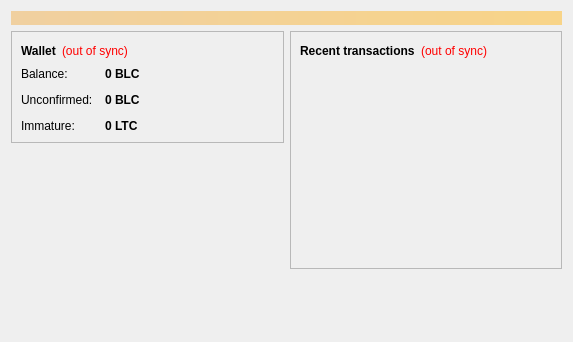
Before: the Qt Designer form src/qt/forms/overviewpage.ui in deadpoets/prospercoin, drawn with Qt 5.
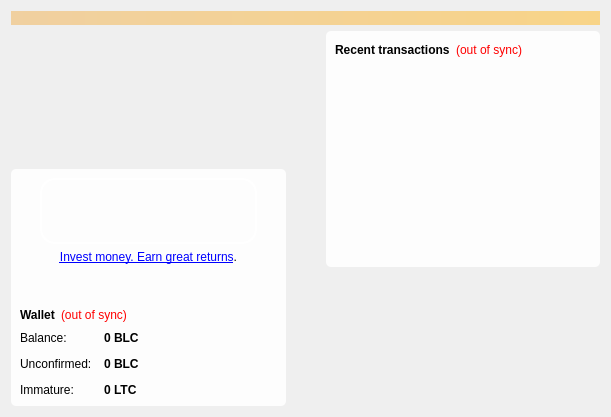
After: the same form once the commit is applied. Icons and pictures are not drawn.

Commit message: Visual overhaul demo 1. Prosper cobrand.

Diff of the .ui file:
```diff
--- a/src/qt/forms/overviewpage.ui
+++ b/src/qt/forms/overviewpage.ui
@@ -6,13 +6,19 @@
    <rect>
     <x>0</x>
     <y>0</y>
-    <width>573</width>
-    <height>342</height>
+    <width>611</width>
+    <height>417</height>
    </rect>
   </property>
   <property name="windowTitle">
    <string>Form</string>
   </property>
+  <property name="autoFillBackground">
+   <bool>false</bool>
+  </property>
+  <property name="styleSheet">
+   <string notr="true"/>
+  </property>
   <layout class="QVBoxLayout" name="topLayout">
    <item>
     <widget class="QLabel" name="labelAlerts">
@@ -31,11 +37,42 @@
     </widget>
    </item>
    <item>
-    <layout class="QHBoxLayout" name="horizontalLayout" stretch="1,1">
+    <layout class="QHBoxLayout" name="horizontalLayout" stretch="0,0,0">
      <item>
       <layout class="QVBoxLayout" name="verticalLayout_2">
+       <property name="spacing">
+        <number>0</number>
+       </property>
+       <item>
+        <spacer name="verticalSpacer_3">
+         <property name="orientation">
+          <enum>Qt::Vertical</enum>
+         </property>
+         <property name="sizeHint" stdset="0">
+          <size>
+           <width>20</width>
+           <height>40</height>
+          </size>
+         </property>
+        </spacer>
+       </item>
        <item>
         <widget class="QFrame" name="frame">
+         <property name="sizePolicy">
+          <sizepolicy hsizetype="Expanding" vsizetype="Minimum">
+           <horstretch>0</horstretch>
+           <verstretch>0</verstretch>
+          </sizepolicy>
+         </property>
+         <property name="minimumSize">
+          <size>
+           <width>275</width>
+           <height>0</height>
+          </size>
+         </property>
+         <property name="styleSheet">
+          <string notr="true">#frame {border-radius: 5px; background-color: rgba(255, 255, 255, 225)}</string>
+         </property>
          <property name="frameShape">
           <enum>QFrame::StyledPanel</enum>
          </property>
@@ -43,6 +80,66 @@
           <enum>QFrame::Raised</enum>
          </property>
          <layout class="QVBoxLayout" name="verticalLayout_4">
+          <item alignment="Qt::AlignHCenter|Qt::AlignVCenter">
+           <widget class="QFrame" name="frame_3">
+            <property name="minimumSize">
+             <size>
+              <width>217</width>
+              <height>66</height>
+             </size>
+            </property>
+            <property name="maximumSize">
+             <size>
+              <width>217</width>
+              <height>66</height>
+             </size>
+            </property>
+            <property name="autoFillBackground">
+             <bool>false</bool>
+            </property>
+            <property name="styleSheet">
+             <string notr="true">#frame_3 {background-image: url(:/images/prosper); border-radius: 15; border-style: inset; border-width: 2px; border-color: white}</string>
+            </property>
+            <property name="frameShape">
+             <enum>QFrame::NoFrame</enum>
+            </property>
+            <property name="frameShadow">
+             <enum>QFrame::Plain</enum>
+            </property>
+           </widget>
+          </item>
+          <item>
+           <widget class="QLabel" name="label_2">
+            <property name="text">
+             <string>&lt;a href=&quot;https://www.prosper.com&quot;&gt; Invest money. Earn great returns&lt;/a&gt;.</string>
+            </property>
+            <property name="scaledContents">
+             <bool>false</bool>
+            </property>
+            <property name="alignment">
+             <set>Qt::AlignCenter</set>
+            </property>
+            <property name="openExternalLinks">
+             <bool>true</bool>
+            </property>
+           </widget>
+          </item>
+          <item>
+           <spacer name="verticalSpacer">
+            <property name="orientation">
+             <enum>Qt::Vertical</enum>
+            </property>
+            <property name="sizeType">
+             <enum>QSizePolicy::Fixed</enum>
+            </property>
+            <property name="sizeHint" stdset="0">
+             <size>
+              <width>20</width>
+              <height>35</height>
+             </size>
+            </property>
+           </spacer>
+          </item>
           <item>
            <layout class="QHBoxLayout" name="horizontalLayout_4">
             <item>
@@ -121,6 +218,9 @@
               <property name="toolTip">
                <string>Your current balance</string>
               </property>
+              <property name="layoutDirection">
+               <enum>Qt::LeftToRight</enum>
+              </property>
               <property name="text">
                <string notr="true">0 BLC</string>
               </property>
@@ -190,44 +290,37 @@
          </layout>
         </widget>
        </item>
-       <item>
-        <spacer name="verticalSpacer">
-         <property name="orientation">
-          <enum>Qt::Vertical</enum>
-         </property>
-         <property name="sizeHint" stdset="0">
-          <size>
-           <width>20</width>
-           <height>40</height>
-          </size>
-         </property>
-        </spacer>
-       </item>
-        <item>
-         <widget class="QLabel" name="label_wallet_bgcoin">
-          <property name="text">
-           <string/>
-          </property>
-          <property name="pixmap">
-           <pixmap resource="../bitcoin.qrc">:/images/wallet_bgcoin</pixmap>
-          </property>
-          <property name="scaledContents">
-           <bool>false</bool>
-          </property>
-          <property name="alignment">
-           <set>Qt::AlignCenter</set>
-          </property>
-          <property name="margin">
-           <number>-2</number>
-          </property>
-         </widget>
-        </item>
-	   </layout>
+      </layout>
+     </item>
+     <item>
+      <spacer name="horizontalSpacer_3">
+       <property name="orientation">
+        <enum>Qt::Horizontal</enum>
+       </property>
+       <property name="sizeHint" stdset="0">
+        <size>
+         <width>55</width>
+         <height>20</height>
+        </size>
+       </property>
+      </spacer>
      </item>
      <item>
       <layout class="QVBoxLayout" name="verticalLayout_3">
+       <property name="sizeConstraint">
+        <enum>QLayout::SetDefaultConstraint</enum>
+       </property>
        <item>
         <widget class="QFrame" name="frame_2">
+         <property name="sizePolicy">
+          <sizepolicy hsizetype="MinimumExpanding" vsizetype="MinimumExpanding">
+           <horstretch>0</horstretch>
+           <verstretch>0</verstretch>
+          </sizepolicy>
+         </property>
+         <property name="styleSheet">
+          <string notr="true">#frame_2 {border-radius: 5px; background-color: rgba(255, 255, 255, 225)}</string>
+         </property>
          <property name="frameShape">
           <enum>QFrame::StyledPanel</enum>
          </property>
@@ -310,6 +403,19 @@
          </property>
         </spacer>
        </item>
+       <item>
+        <widget class="QLabel" name="label_6">
+         <property name="text">
+          <string/>
+         </property>
+         <property name="pixmap">
+          <pixmap resource="../bitcoin.qrc">:/images/wallet_bgcoin</pixmap>
+         </property>
+         <property name="alignment">
+          <set>Qt::AlignRight|Qt::AlignTrailing|Qt::AlignVCenter</set>
+         </property>
+        </widget>
+       </item>
       </layout>
      </item>
     </layout>
```
Left out of the diff: 5 changed lines with no effect on the pictures. The commit also changes 18 other files.
